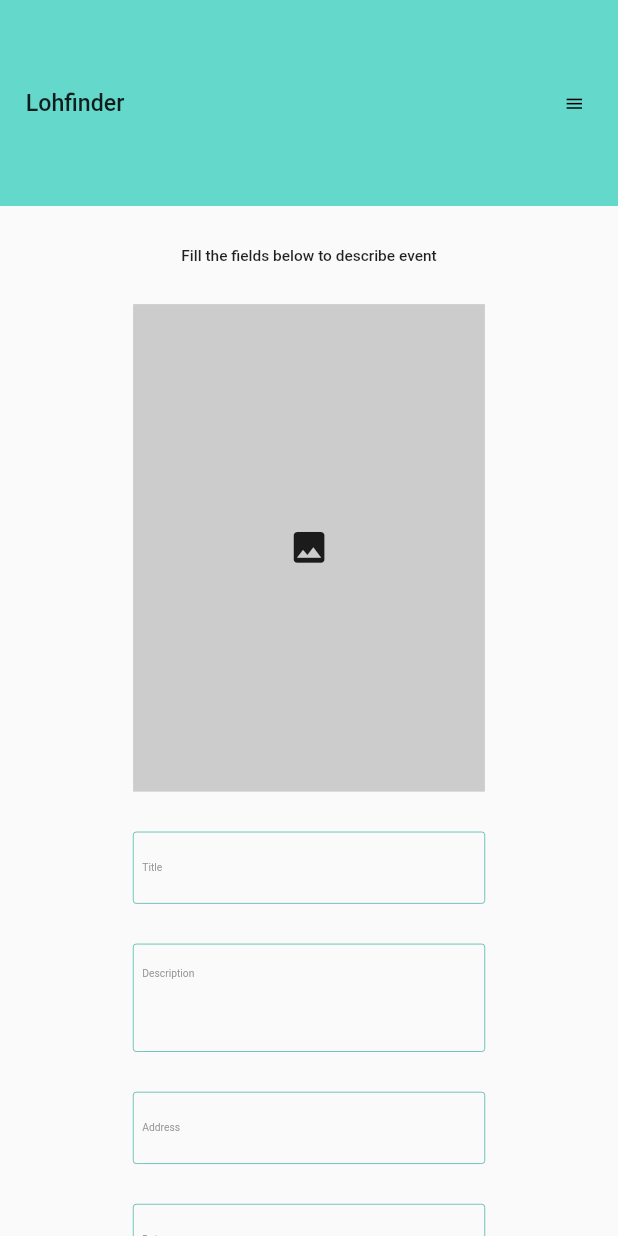
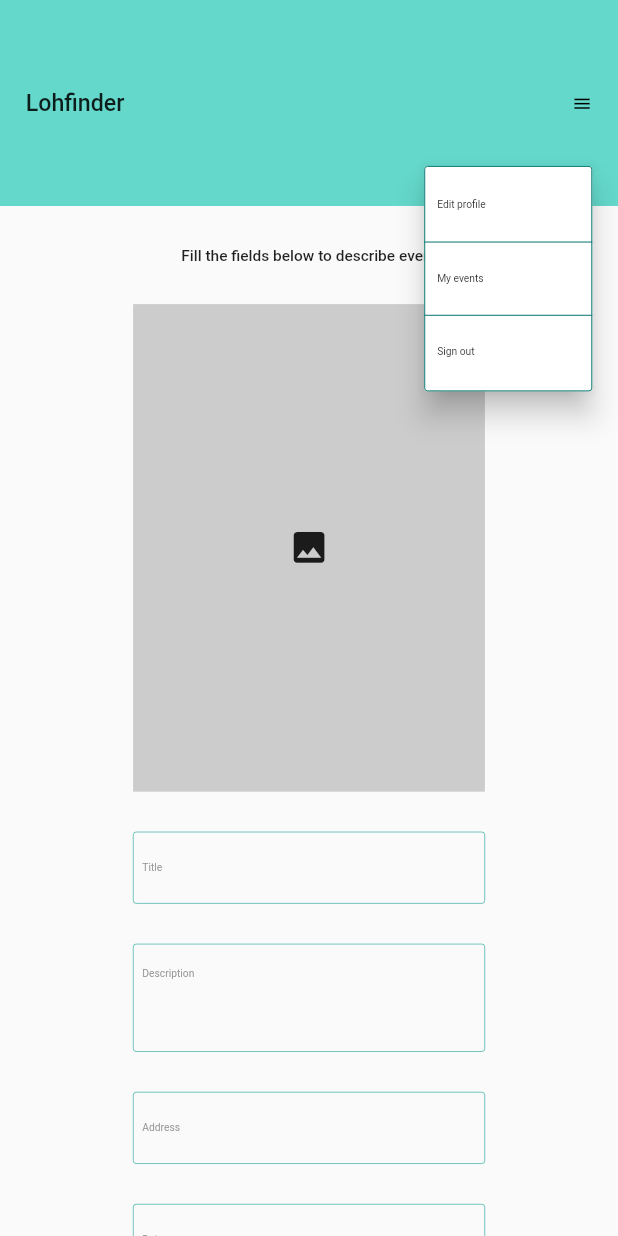
Before and after one commit to Lohyna-international/lohfinder-frontend, a Flutter app: the CreateEventScreen screen opened by its route, after a tap on the "menu" icon, on a phone screen of 412 x 824 dp. Run offline on Flutter 3.47's test engine with Material 2 defaults, Android fonts, the phone set to English and light mode, and no system bars; our stand-ins replace equatable, flutter_bloc, flutter_screenutil.

Commit message:
[LFND-66] implements side menu

```diff
--- a/lib/presentation/screens/create_event/create_event_screen.dart
+++ b/lib/presentation/screens/create_event/create_event_screen.dart
@@ -42,7 +42,7 @@ class _CreateEventScreenState extends State<CreateEventScreen> {
         body: SingleChildScrollView(
           child: Column(
             children: [
-              LFHeader(onMenuPressed: _onMenuPressed),
+              const LFHeader(showMenuButton: true),
               Padding(
                 padding: EdgeInsets.symmetric(horizontal: 413.w),
                 child: _content(),
@@ -51,8 +51,6 @@ class _CreateEventScreenState extends State<CreateEventScreen> {
           ),
         ),
       );
-
-  void _onMenuPressed() {}
 
   Widget _content() => Column(
         mainAxisSize: MainAxisSize.min,
--- a/lib/presentation/screens/event_info/event_info_screen.dart
+++ b/lib/presentation/screens/event_info/event_info_screen.dart
@@ -23,7 +23,7 @@ class EventInfoScreen extends StatelessWidget {
         body: SingleChildScrollView(
           child: Column(
             children: [
-              LFHeader(onMenuPressed: _onMenuPressed),
+              const LFHeader(showMenuButton: true),
               Padding(
                 padding: EdgeInsets.symmetric(horizontal: 413.w),
                 child: _content(context),
@@ -32,8 +32,6 @@ class EventInfoScreen extends StatelessWidget {
           ),
         ),
       );
-
-  void _onMenuPressed() {}
 
   Widget _content(BuildContext context) => Column(
         crossAxisAlignment: CrossAxisAlignment.start,
--- a/lib/presentation/screens/events_list/events_list_screen.dart
+++ b/lib/presentation/screens/events_list/events_list_screen.dart
@@ -26,7 +26,7 @@ class EventsListScreen extends StatelessWidget {
   Widget buildUI({required List<Event> events}) => Scaffold(
         body: Column(
           children: [
-            LFHeader(onMenuPressed: _onMenuPressed),
+            const LFHeader(showMenuButton: true),
             SizedBox(height: 40.h),
             _title(),
             SizedBox(height: 40.h),
@@ -36,8 +36,6 @@ class EventsListScreen extends StatelessWidget {
         ),
       );
 
-  void _onMenuPressed() {}
-
   Widget _title() => const LFScreenTitle('Events list');
 
   Widget _eventsList(List<Event> events) => Expanded(
--- a/lib/presentation/styles/lf_theme.dart
+++ b/lib/presentation/styles/lf_theme.dart
@@ -1,9 +1,14 @@
 import 'package:flutter/material.dart';
+import 'package:lohfinder_frontend/presentation/styles/lf_colors.dart';
 
 class LFTheme {
   static final ThemeData theme = ThemeData(
     splashColor: Colors.transparent,
     hoverColor: Colors.transparent,
     highlightColor: Colors.transparent,
+    tooltipTheme: const TooltipThemeData(
+      decoration: BoxDecoration(color: Colors.transparent),
+    ),
+    dividerTheme: const DividerThemeData(color: LFColors.primaryDark),
   );
 }
--- a/lib/presentation/widgets/lf_header.dart
+++ b/lib/presentation/widgets/lf_header.dart
@@ -1,12 +1,12 @@
 import 'package:flutter/material.dart';
 import 'package:flutter_screenutil/flutter_screenutil.dart';
 import 'package:lohfinder_frontend/presentation/styles/lf_colors.dart';
+import 'package:lohfinder_frontend/presentation/widgets/lf_menu.dart';
 
 class LFHeader extends StatelessWidget {
-  //TODO probably should be handled by MenuBloc, not passed as parameter
-  final void Function()? onMenuPressed;
+  final bool showMenuButton;
 
-  const LFHeader({Key? key, this.onMenuPressed}) : super(key: key);
+  const LFHeader({Key? key, this.showMenuButton = false}) : super(key: key);
 
   @override
   Widget build(BuildContext context) => Container(
@@ -18,9 +18,9 @@ class LFHeader extends StatelessWidget {
           mainAxisAlignment: MainAxisAlignment.center,
           children: [
             _title(),
-            if (onMenuPressed != null) ...[
+            if (showMenuButton) ...[
               const Spacer(),
-              _menuButton(),
+              const LFMenu(),
             ],
           ],
         ),
@@ -33,11 +33,4 @@ class LFHeader extends StatelessWidget {
           fontWeight: FontWeight.w500,
         ),
       );
-
-  Widget _menuButton() => IconButton(
-        icon: Icon(Icons.menu, size: 64.r, color: LFColors.textPrimary),
-        onPressed: onMenuPressed,
-        padding: EdgeInsets.zero,
-        constraints: BoxConstraints(minWidth: 72.r, minHeight: 72.r),
-      );
 }
--- /dev/null
+++ b/lib/presentation/widgets/lf_menu.dart
@@ -0,0 +1,51 @@
+import 'package:flutter/material.dart';
+import 'package:flutter_screenutil/flutter_screenutil.dart';
+import 'package:lohfinder_frontend/presentation/screens/welcome/welcome_screen.dart';
+import 'package:lohfinder_frontend/presentation/styles/lf_colors.dart';
+
+class LFMenu extends StatelessWidget {
+  const LFMenu({Key? key}) : super(key: key);
+
+  @override
+  Widget build(BuildContext context) => PopupMenuButton(
+        itemBuilder: _itemBuilder,
+        tooltip: '',
+        offset: Offset(0, 64.h),
+        child: Icon(Icons.menu, size: 64.r, color: LFColors.textPrimary),
+        padding: EdgeInsets.all(8.r),
+        shape: _shape(),
+      );
+
+  List<PopupMenuEntry> _itemBuilder(BuildContext context) => <PopupMenuEntry>[
+        _item('Edit profile', onTap: () {}),
+        _divider(),
+        _item('My events', onTap: () {}),
+        _divider(),
+        _item('Sign out', onTap: () => _signOut(context)),
+      ];
+
+  PopupMenuEntry _item(String title, {required void Function() onTap}) =>
+      PopupMenuItem(
+        onTap: onTap,
+        child: Text(title, style: TextStyle(fontSize: 32.sp)),
+        height: 48.h,
+        padding: EdgeInsets.symmetric(horizontal: 40.w, vertical: 8.h),
+      );
+
+  PopupMenuEntry _divider() => PopupMenuDivider(height: 16.h);
+
+  ShapeBorder _shape() => RoundedRectangleBorder(
+        side: BorderSide(color: LFColors.primaryDark, width: 3.r),
+        borderRadius: BorderRadius.circular(10.r),
+      );
+
+  void _signOut(BuildContext context) {
+    WidgetsBinding.instance!.addPostFrameCallback(
+      (_) => Navigator.pushNamedAndRemoveUntil(
+        context,
+        WelcomeScreen.route,
+        (route) => false,
+      ),
+    );
+  }
+}
```
